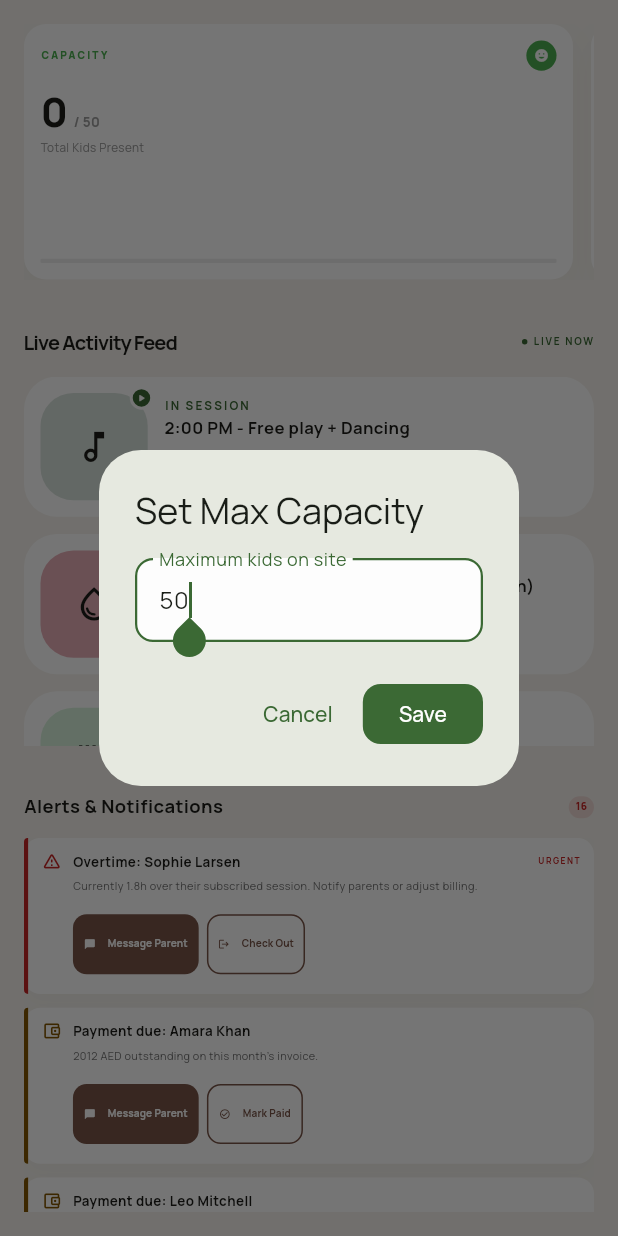
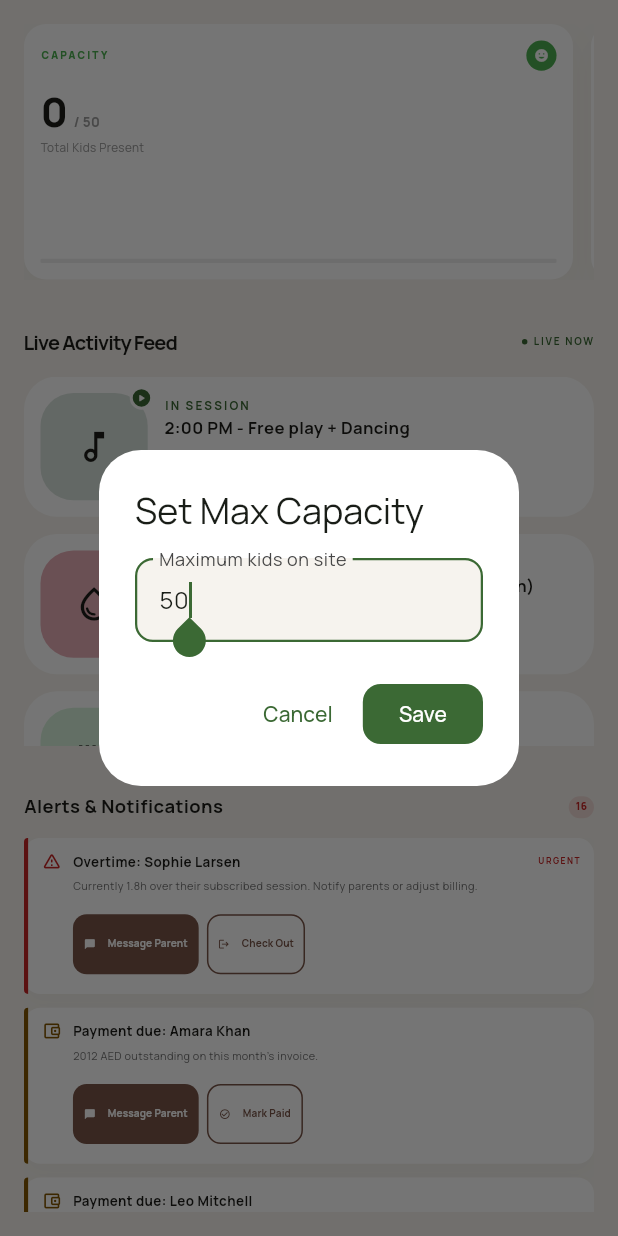
Before and after one commit to soutAhmedTayseer/Nursery-Management-System, a Flutter app: the OverviewScreen screen opened directly, after a tap on "CAPACITY", on a phone screen of 412 x 824 dp. Run offline on Flutter 3.47's test engine with Material 3 defaults, Android fonts, the phone set to English and light mode, and no system bars; our stand-ins replace easy_localization, file_picker, flutter_bloc, flutter_screenutil, flutter_svg, get_it and 3 more; missing offline and left inert: mobile_scanner, nursery_shared, qr_code_vision, window_manager; accounts and stored records are empty; project files that could hold a hidden picture were left out.

Commit message:
feat(theme): add light/dark colour tokens and a locale-aware font
AppColors was ~70 light-only constants, so a dark theme was impossible
without rewriting every widget. Surfaces and text now live in an
AppPalette theme extension with a light and a dark set, read as
context.palette; brand and semantic accents stay constants because a
brand green is the same green in either theme.

Both themes come off one builder so a token added for light cannot be
forgotten in dark, and the brand green is lifted on dark surfaces where
the light-tuned value fails contrast.

Manrope and Plus Jakarta Sans carry no Arabic glyphs, so forcing them on
an Arabic locale made every character fall back per-glyph. Arabic now
defers to the platform Arabic face; bundling Cairo or Tajawal is a
pubspec change away if a specific family is wanted.

```diff
--- a/lib/core/theme/app_fonts.dart
+++ b/lib/core/theme/app_fonts.dart
@@ -1,11 +1,23 @@
 /// Font family names bundled under assets/fonts (see pubspec.yaml).
 ///
 /// Matches the Figma "kids-nursery" file: Plus Jakarta Sans for headings,
-/// Manrope for body/label text. `AppTheme.light()` sets Manrope as the
-/// app-wide default; call sites opt into Jakarta explicitly for headings.
+/// Manrope for body/label text. `AppTheme` sets Manrope as the app-wide
+/// default; call sites opt into Jakarta explicitly for headings.
 class AppFonts {
   const AppFonts._();
 
   static const String manrope = 'Manrope';
   static const String jakarta = 'PlusJakartaSans';
+
+  /// Both bundled families are Latin-only — neither ships Arabic glyphs, so
+  /// forcing them on an Arabic locale makes every character fall back
+  /// per-glyph and renders unevenly. Returning null hands Arabic to the
+  /// platform's own Arabic face (Segoe UI on Windows, Noto Naskh on
+  /// Android), which is correct rather than merely passable.
+  ///
+  /// To bundle a proper Arabic family instead, drop Cairo or Tajawal into
+  /// `assets/fonts/`, register it in pubspec.yaml, and return it here.
+  static String? bodyFor(String languageCode) => languageCode == 'ar' ? null : manrope;
+
+  static String? headingFor(String languageCode) => languageCode == 'ar' ? null : jakarta;
 }
--- /dev/null
+++ b/lib/core/theme/app_palette.dart
@@ -0,0 +1,144 @@
+import 'package:flutter/material.dart';
+
+import 'app_colors.dart';
+
+/// The colours that differ between light and dark.
+///
+/// Brand and semantic accents (the greens, the danger red, the WhatsApp
+/// green, the schedule pastels) stay as constants in [AppColors] — a brand
+/// green is the same green in either theme. What actually flips is the
+/// surfaces behind content and the text on top of them, so only those live
+/// here.
+///
+/// Read it as `context.palette` (see the extension at the bottom) rather
+/// than reaching for `Colors.white` or a raw grey, which is what made the
+/// app impossible to render dark.
+@immutable
+class AppPalette extends ThemeExtension<AppPalette> {
+  const AppPalette({
+    required this.page,
+    required this.card,
+    required this.cardMuted,
+    required this.chip,
+    required this.divider,
+    required this.textPrimary,
+    required this.textSecondary,
+    required this.textTertiary,
+    required this.inverseText,
+    required this.shadow,
+    required this.isDark,
+  });
+
+  /// Page background behind every screen.
+  final Color page;
+
+  /// Raised surface: cards, tables, dialogs, sheets.
+  final Color card;
+
+  /// Recessed surface inside a card — table stripes, inset panels.
+  final Color cardMuted;
+
+  /// Neutral chip / avatar placeholder background.
+  final Color chip;
+
+  final Color divider;
+
+  final Color textPrimary;
+  final Color textSecondary;
+
+  /// De-emphasised text: hints, column headers, timestamps.
+  final Color textTertiary;
+
+  /// Text drawn on top of a brand-coloured fill.
+  final Color inverseText;
+
+  final Color shadow;
+
+  /// Lets a widget branch on theme for the rare case a token can't express
+  /// (e.g. swapping an illustration), instead of guessing from luminance.
+  final bool isDark;
+
+  static const light = AppPalette(
+    page: AppColors.surfaceCream,
+    card: Colors.white,
+    cardMuted: AppColors.surfaceCream,
+    chip: AppColors.neutralChip,
+    divider: AppColors.surfaceSmoke,
+    textPrimary: AppColors.textPrimary,
+    textSecondary: AppColors.textSecondary,
+    textTertiary: AppColors.textTertiary,
+    inverseText: Colors.white,
+    shadow: Color(0x14000000),
+    isDark: false,
+  );
+
+  /// Warm, low-contrast darks rather than pure black — this is a desktop
+  /// admin tool people stare at for a whole shift, and #000 with white text
+  /// on large surfaces is fatiguing.
+  static const dark = AppPalette(
+    page: Color(0xFF15171A),
+    card: Color(0xFF1E2125),
+    cardMuted: Color(0xFF272B30),
+    chip: Color(0xFF33383E),
+    divider: Color(0xFF33383E),
+    textPrimary: Color(0xFFECEDEE),
+    textSecondary: Color(0xFFB4B8BC),
+    textTertiary: Color(0xFF8A9096),
+    inverseText: Colors.white,
+    shadow: Color(0x66000000),
+    isDark: true,
+  );
+
+  @override
+  AppPalette copyWith({
+    Color? page,
+    Color? card,
+    Color? cardMuted,
+    Color? chip,
+    Color? divider,
+    Color? textPrimary,
+    Color? textSecondary,
+    Color? textTertiary,
+    Color? inverseText,
+    Color? shadow,
+    bool? isDark,
+  }) {
+    return AppPalette(
+      page: page ?? this.page,
+      card: card ?? this.card,
+      cardMuted: cardMuted ?? this.cardMuted,
+      chip: chip ?? this.chip,
+      divider: divider ?? this.divider,
+      textPrimary: textPrimary ?? this.textPrimary,
+      textSecondary: textSecondary ?? this.textSecondary,
+      textTertiary: textTertiary ?? this.textTertiary,
+      inverseText: inverseText ?? this.inverseText,
+      shadow: shadow ?? this.shadow,
+      isDark: isDark ?? this.isDark,
+    );
+  }
+
+  @override
+  AppPalette lerp(covariant AppPalette? other, double t) {
+    if (other == null) return this;
+    return AppPalette(
+      page: Color.lerp(page, other.page, t)!,
+      card: Color.lerp(card, other.card, t)!,
+      cardMuted: Color.lerp(cardMuted, other.cardMuted, t)!,
+      chip: Color.lerp(chip, other.chip, t)!,
+      divider: Color.lerp(divider, other.divider, t)!,
+      textPrimary: Color.lerp(textPrimary, other.textPrimary, t)!,
+      textSecondary: Color.lerp(textSecondary, other.textSecondary, t)!,
+      textTertiary: Color.lerp(textTertiary, other.textTertiary, t)!,
+      inverseText: Color.lerp(inverseText, other.inverseText, t)!,
+      shadow: Color.lerp(shadow, other.shadow, t)!,
+      isDark: t < 0.5 ? isDark : other.isDark,
+    );
+  }
+}
+
+extension AppPaletteContext on BuildContext {
+  /// Falls back to the light palette so a widget rendered outside the app
+  /// theme (a bare test pump) still gets sane colours instead of crashing.
+  AppPalette get palette => Theme.of(this).extension<AppPalette>() ?? AppPalette.light;
+}
```
Also changed, not shown: lib/core/theme/app_theme.dart (+58 -27 lines), 1 other file.
